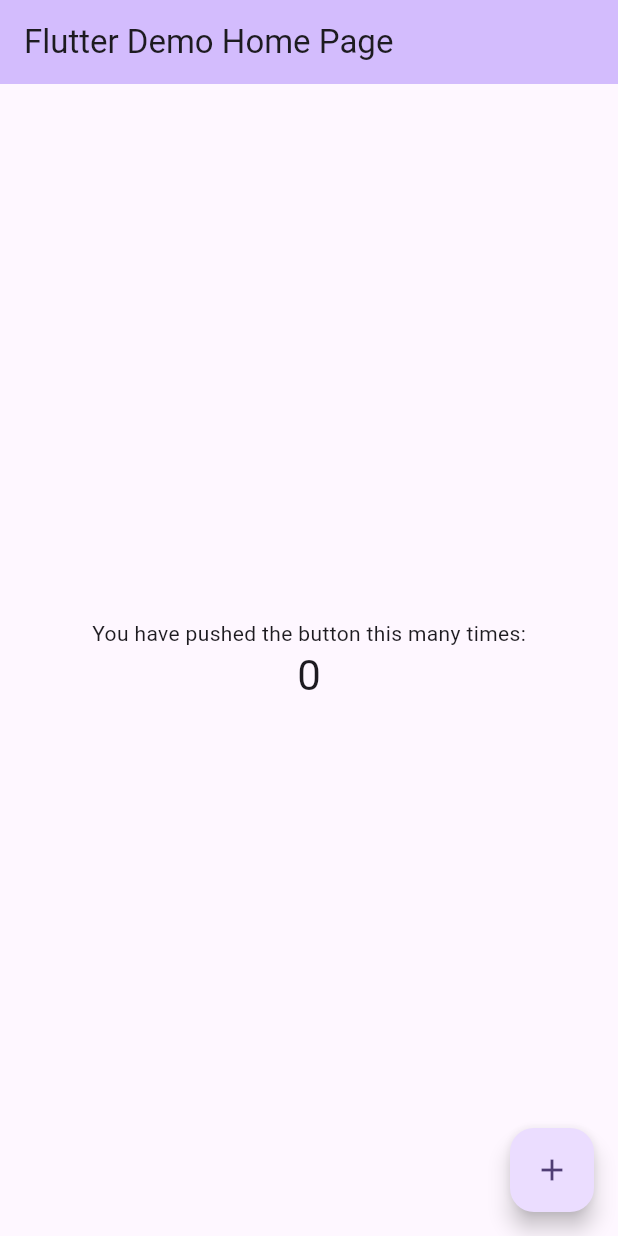
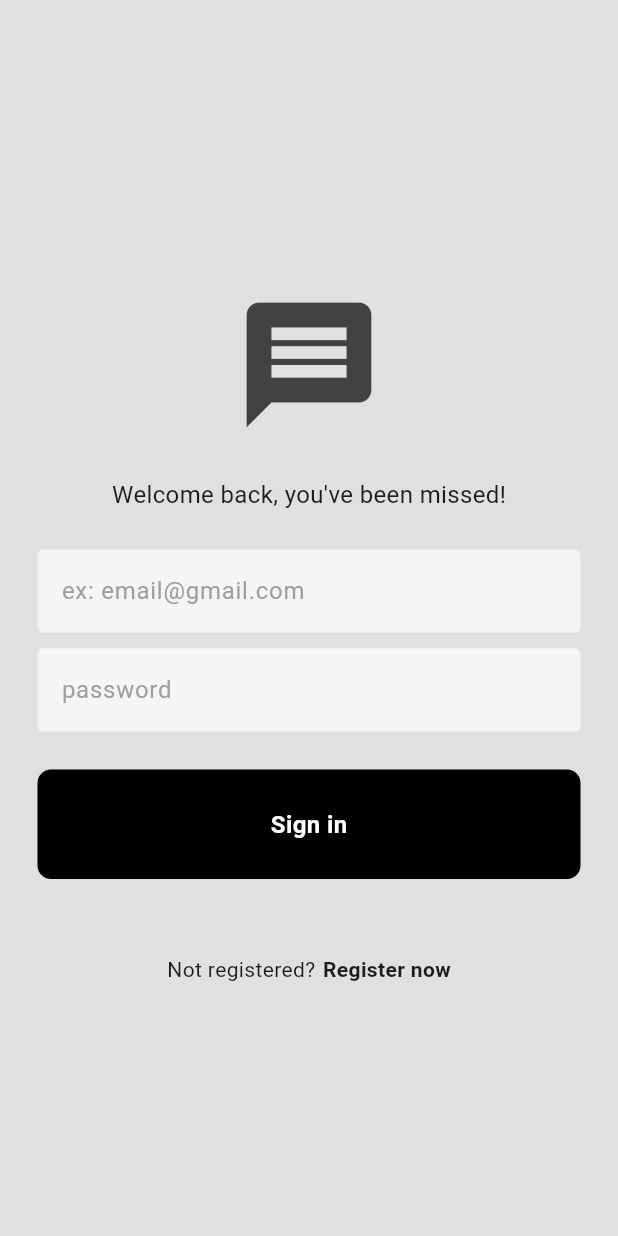
Before and after one commit to mariamsl2003/chatapp, a Flutter app: the screen it shows after launch, on a phone screen of 412 x 824 dp. Run offline on Flutter 3.47's test engine with Material 3 defaults, Android fonts, the phone set to English and light mode, and no system bars.

Commit message:
login and register pages front-end

```diff
--- /dev/null
+++ b/lib/components/my_button.dart
@@ -0,0 +1,32 @@
+import "package:flutter/material.dart";
+
+class MyButton extends StatelessWidget {
+  final void Function()? onTap;
+  final String text;
+  const MyButton({
+    super.key,
+    required this.onTap,
+    required this.text,
+  });
+
+  @override
+  Widget build(BuildContext context) {
+    return GestureDetector(
+        onTap: onTap,
+        child: Container(
+          padding: const EdgeInsets.all(25),
+          decoration: BoxDecoration(
+              color: Colors.black, borderRadius: BorderRadius.circular(9)),
+          child: Center(
+            child: Text(
+              text,
+              style: const TextStyle(
+                color: Colors.white,
+                fontWeight: FontWeight.bold,
+                fontSize: 16,
+              ),
+            ),
+          ),
+        ));
+  }
+}
--- /dev/null
+++ b/lib/components/my_text_field.dart
@@ -0,0 +1,34 @@
+import 'package:flutter/material.dart';
+
+class MyTextField extends StatelessWidget {
+  final TextEditingController controller; //to have access to the text
+  final String hintText;
+  final bool obscureText; //for hiding the text or not, if true it will be hided
+  const MyTextField(
+      {super.key,
+      required this.controller,
+      required this.hintText,
+      required this.obscureText});
+
+  @override
+  Widget build(BuildContext context) {
+    return TextField(
+      controller: controller,
+      obscureText: obscureText,
+      decoration: InputDecoration(
+        hintText: hintText,
+        enabledBorder: OutlineInputBorder(
+          borderSide: BorderSide(color: Colors.grey.shade200),
+        ),
+        focusedBorder: const OutlineInputBorder(
+          borderSide: BorderSide(color: Colors.white),
+        ),
+        fillColor: Colors.grey[100],
+        filled: true,
+        hintStyle: const TextStyle(
+          color: Colors.grey,
+        ),
+      ),
+    );
+  }
+}
--- a/lib/main.dart
+++ b/lib/main.dart
@@ -1,4 +1,5 @@
 import 'package:flutter/material.dart';
+import 'package:chatapp/services/auth/login_or_register.dart';
 
 void main() {
   runApp(const MyApp());
@@ -10,28 +11,9 @@ class MyApp extends StatelessWidget {
   // This widget is the root of your application.
   @override
   Widget build(BuildContext context) {
-    return MaterialApp(
-      title: 'Flutter Demo',
-      theme: ThemeData(
-        // This is the theme of your application.
-        //
-        // TRY THIS: Try running your application with "flutter run". You'll see
-        // the application has a purple toolbar. Then, without quitting the app,
-        // try changing the seedColor in the colorScheme below to Colors.green
-        // and then invoke "hot reload" (save your changes or press the "hot
-        // reload" button in a Flutter-supported IDE, or press "r" if you used
-        // the command line to start the app).
-        //
-        // Notice that the counter didn't reset back to zero; the application
-        // state is not lost during the reload. To reset the state, use hot
-        // restart instead.
-        //
-        // This works for code too, not just values: Most code changes can be
-        // tested with just a hot reload.
-        colorScheme: ColorScheme.fromSeed(seedColor: Colors.deepPurple),
-        useMaterial3: true,
-      ),
-      home: const MyHomePage(title: 'Flutter Demo Home Page'),
+    return const MaterialApp(
+      debugShowCheckedModeBanner: false,
+      home: LoginOrRegister(),
     );
   }
 }
--- /dev/null
+++ b/lib/pages/login_page.dart
@@ -0,0 +1,93 @@
+import 'package:chatapp/components/my_button.dart';
+import 'package:chatapp/components/my_text_field.dart';
+import 'package:flutter/cupertino.dart';
+import 'package:flutter/material.dart';
+import 'package:flutter/widgets.dart';
+
+class LoginPage extends StatefulWidget {
+  final void Function()? onTap;
+  const LoginPage({super.key, required this.onTap});
+
+  @override
+  State<LoginPage> createState() => _LoginPageState();
+}
+
+class _LoginPageState extends State<LoginPage> {
+  final emailController = TextEditingController();
+  final passwordController = TextEditingController();
+
+  //sign in user
+  void signIn() {}
+  @override
+  Widget build(BuildContext context) {
+    return Scaffold(
+      backgroundColor: Colors.grey[300],
+      body: Center(
+        child: SafeArea(
+          child: Padding(
+            padding: const EdgeInsets.symmetric(horizontal: 25.0),
+            child: Column(
+              mainAxisAlignment: MainAxisAlignment.center,
+              children: [
+                const SizedBox(height: 25),
+                //logo
+                Icon(
+                  Icons.message,
+                  size: 100,
+                  color: Colors.grey[800],
+                ),
+                const SizedBox(height: 25),
+
+                //welcome back message
+                const Text(
+                  "Welcome back, you\'ve been missed!",
+                  style: TextStyle(
+                    fontSize: 16,
+                  ),
+                ),
+                const SizedBox(height: 25),
+
+                //email text field
+                MyTextField(
+                  controller: emailController,
+                  hintText: "ex: email@gmail.com",
+                  obscureText: false,
+                ),
+                const SizedBox(height: 10),
+
+                //password text field
+                MyTextField(
+                  controller: passwordController,
+                  hintText: "password",
+                  obscureText: true,
+                ),
+                const SizedBox(height: 25),
+                //sign in button
+                MyButton(onTap: signIn, text: 'Sign in'),
+                const SizedBox(height: 50),
+
+                //not already register? register now
+                Row(
+                  mainAxisAlignment: MainAxisAlignment.center,
+                  children: [
+                    const Text("Not registered?"),
+                    const SizedBox(width: 5),
+                    GestureDetector(
+                      onTap: widget.onTap,
+                      child: const Text(
+                        "Register now",
+                        style: TextStyle(
+                          fontWeight: FontWeight.bold,
+                        ),
+                      ),
+                    ),
+                  ],
+                )
+              ],
+            ),
+          ),
+        ),
+      ),
+    );
+  }
+}
--- /dev/null
+++ b/lib/services/auth/login_or_register.dart
@@ -0,0 +1,31 @@
+import 'package:chatapp/pages/login_page.dart';
+import 'package:chatapp/pages/register_page.dart';
+import 'package:flutter/material.dart';
+
+class LoginOrRegister extends StatefulWidget {
+  const LoginOrRegister({super.key});
+
+  @override
+  State<LoginOrRegister> createState() => _LoginOrRegisterState();
+}
+
+class _LoginOrRegisterState extends State<LoginOrRegister> {
+  //initially shows the login
+  bool showLogin = true;
+
+  //toggle between login and register pages
+  void togglePages() {
+    setState(() {
+      showLogin = !showLogin;
+    });
+  }
+
+  @override
+  Widget build(BuildContext context) {
+    if (showLogin) {
+      return LoginPage(onTap: togglePages);
+    } else {
+      return RegisterPage(onTap: togglePages);
+    }
+  }
+}
```
Also changed, not shown: lib/pages/register_page.dart (added, +101 -0 lines).
